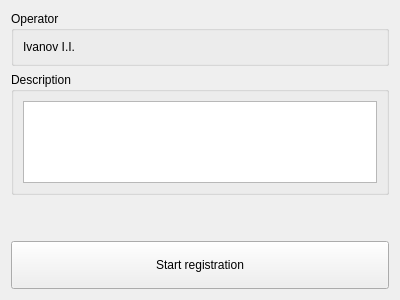
Old version of the form ui/registrationwidget.ui in the repository dmitry64/av20.
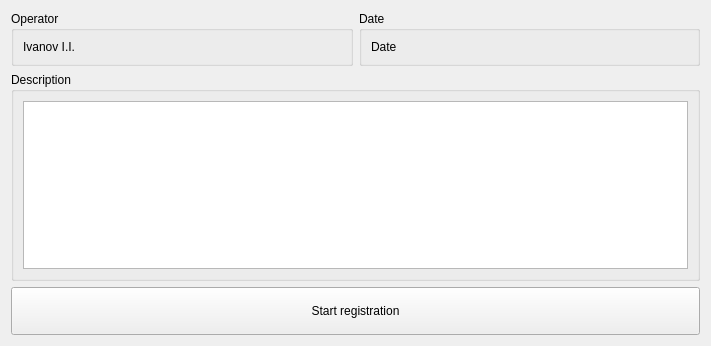
New version of the form. Icons and pictures are not drawn.

```diff
--- a/ui/registrationwidget.ui
+++ b/ui/registrationwidget.ui
@@ -6,8 +6,8 @@
    <rect>
     <x>0</x>
     <y>0</y>
-    <width>400</width>
-    <height>300</height>
+    <width>711</width>
+    <height>346</height>
    </rect>
   </property>
   <property name="windowTitle">
@@ -18,6 +18,11 @@
   </property>
   <layout class="QVBoxLayout" name="verticalLayout">
    <item>
+    <layout class="QHBoxLayout" name="horizontalLayout_3">
+     <property name="bottomMargin">
+      <number>0</number>
+     </property>
+     <item>
     <widget class="QGroupBox" name="groupBox">
      <property name="title">
       <string>Operator</string>
@@ -34,6 +39,24 @@
     </widget>
    </item>
    <item>
+      <widget class="QGroupBox" name="groupBox_4">
+       <property name="title">
+        <string>Date</string>
+       </property>
+       <layout class="QVBoxLayout" name="verticalLayout_4">
+        <item>
+         <widget class="QLabel" name="label_2">
+          <property name="text">
+           <string>Date</string>
+          </property>
+         </widget>
+        </item>
+       </layout>
+      </widget>
+     </item>
+    </layout>
+   </item>
+   <item>
     <widget class="QGroupBox" name="groupBox_2">
      <property name="title">
       <string>Description</string>
@@ -53,7 +76,7 @@
      <property name="sizeHint" stdset="0">
       <size>
        <width>20</width>
-       <height>149</height>
+       <height>0</height>
       </size>
      </property>
     </spacer>
```
Lines whose indentation alone changed are shown as unchanged.
